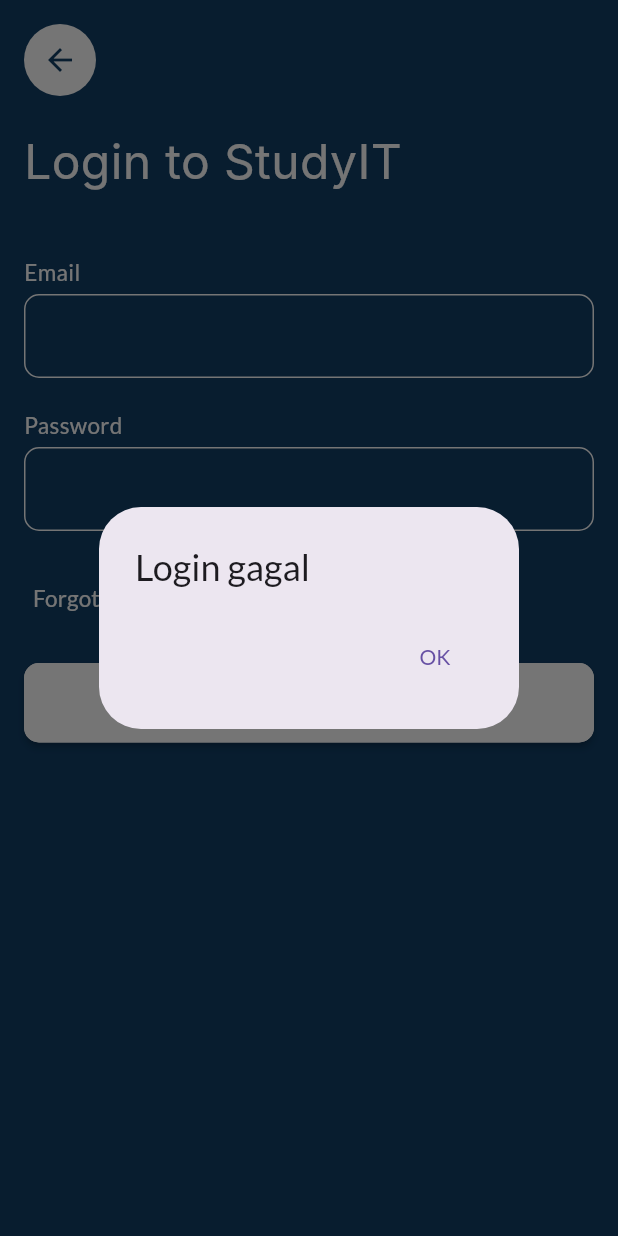
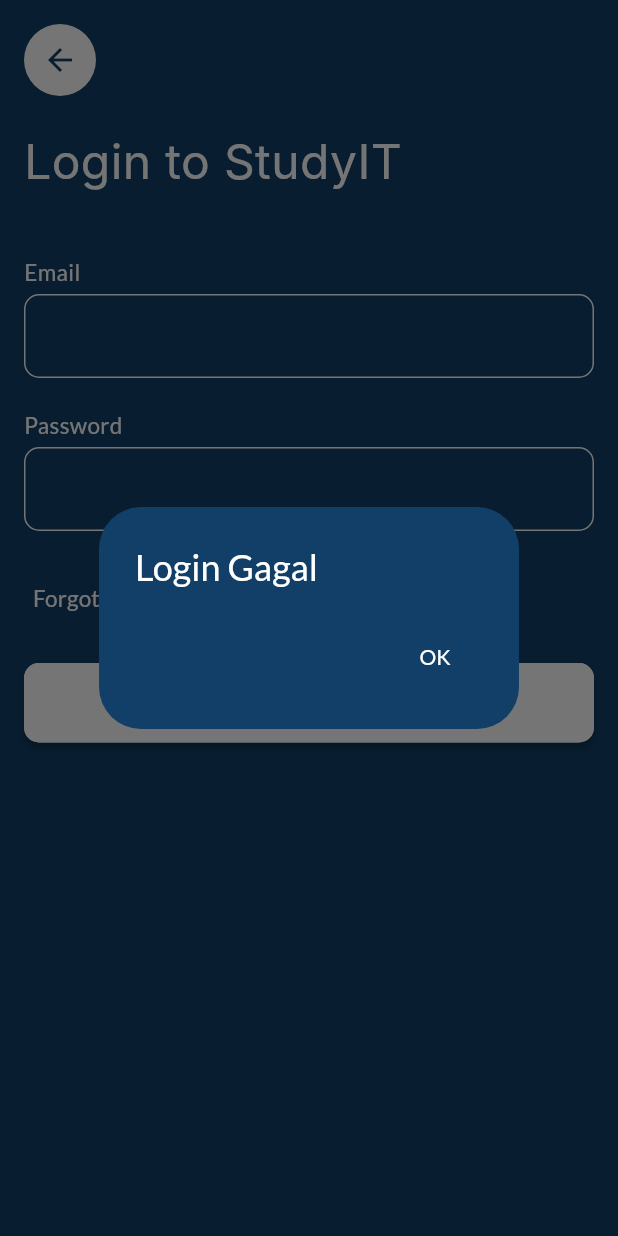
Before and after one commit to Aldinorasend/StudyIT_Mobile, a Flutter app: the screen it shows after launch, after a tap on "Login", on a phone screen of 412 x 824 dp. Run offline on Flutter 3.47's test engine with Material 3 defaults, Android fonts, the phone set to English and light mode, and no system bars; our stand-ins replace carousel_slider, flick_video_player, google_fonts, open_file, video_player; Roboto replaces fonts that are missing (Inter).

Commit message:
Update login.dart

```diff
--- a/lib/screen/login.dart
+++ b/lib/screen/login.dart
@@ -8,15 +8,23 @@
 
   LoginScreen({super.key});
 
-  void _showDialog(BuildContext context, String message) {
+  void _login(BuildContext context) {
+    String email = emailController.text;
+    String password = passwordController.text;
+
+    // Contoh validasi sederhana: email dan password harus sesuai
+    if (email == "user@example.com" && password == "password123") {
       showDialog(
           context: context,
           builder: (BuildContext context) {
             return AlertDialog(
-          title: Text(message),
+              backgroundColor: Color(0xFF113F67),
+              title: Text(
+                "Login Berhasil",
+                style: TextStyle(color: Colors.white),
+              ),
               actions: [
                 TextButton(
-              child: const Text("OK"),
                     onPressed: () {
                       Navigator.of(context).pop();
                       Navigator.push(
@@ -24,22 +32,35 @@
                         MaterialPageRoute(builder: (context) => HomePage()),
                       );
                     },
-            ),
+                    child: const Text(
+                      "OK",
+                      style: TextStyle(color: Colors.white),
+                    ))
               ],
             );
+          });
+    } else {
+      showDialog(
+          context: context,
+          builder: (BuildContext context) {
+            return AlertDialog(
+              backgroundColor: Color(0xFF113F67),
+              title: Text(
+                "Login Gagal",
+                style: TextStyle(color: Colors.white),
+              ),
+              actions: [
+                TextButton(
+                    onPressed: () {
+                      Navigator.of(context).pop();
                     },
+                    child: const Text(
+                      "OK",
+                      style: TextStyle(color: Colors.white),
+                    ))
+              ],
             );
-  }
-
-  void _login(BuildContext context) {
-    String email = emailController.text;
-    String password = passwordController.text;
-
-    // Contoh validasi sederhana: email dan password harus sesuai
-    if (email == "user@example.com" && password == "password123") {
-      _showDialog(context, "Login berhasil");
-    } else {
-      _showDialog(context, "Login gagal");
+          });
     }
   }
 
```
Lines whose indentation alone changed are shown as unchanged.
